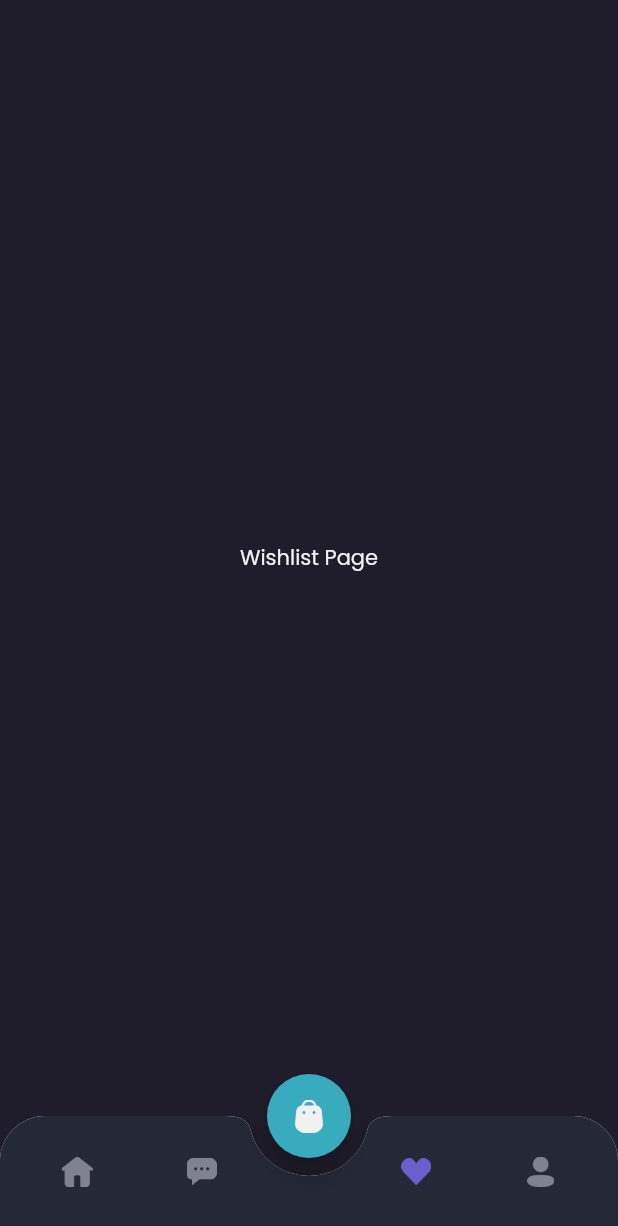
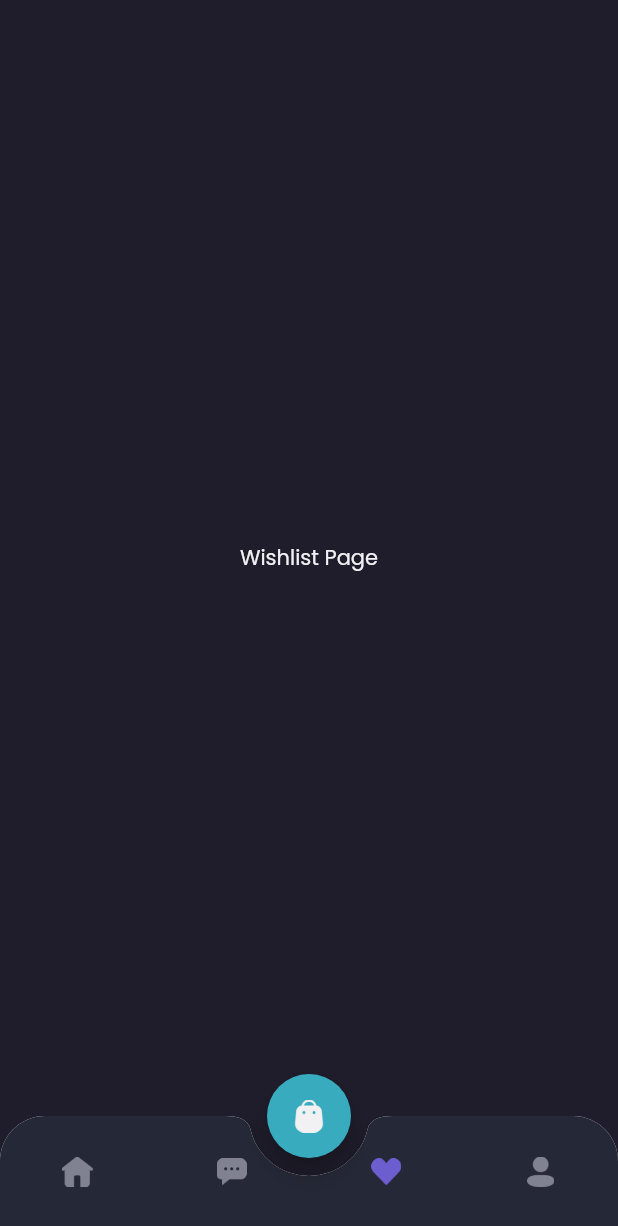
Before and after one commit to adamrayw/fullstack-flutter-laravel, a Flutter app: the MainPage screen opened by its route, item 3 of the bottom bar chosen, on a phone screen of 412 x 824 dp. Shown: the top 1226 px of the screen. Run offline on Flutter 3.47's test engine with Material 2 defaults, Android fonts, the phone set to English and light mode, and no system bars; our stand-ins replace google_fonts.

Commit message:
Update MainPage

```diff
--- a/lib/pages/home/main_page.dart
+++ b/lib/pages/home/main_page.dart
@@ -59,7 +59,7 @@ class _MainPageState extends State<MainPage> {
               ),
               BottomNavigationBarItem(
                 icon: Container(
-                  margin: EdgeInsets.only(top: 20, bottom: 10, right: 40),
+                  margin: EdgeInsets.only(top: 20, bottom: 10),
                   child: Image.asset(
                     'assets/icon_chat.png',
                     width: 20,
@@ -70,7 +70,7 @@ class _MainPageState extends State<MainPage> {
               ),
               BottomNavigationBarItem(
                 icon: Container(
-                  margin: EdgeInsets.only(top: 20, bottom: 10, left: 40),
+                  margin: EdgeInsets.only(top: 20, bottom: 10),
                   child: Image.asset(
                     'assets/icon_wishlist.png',
                     width: 20,
```
